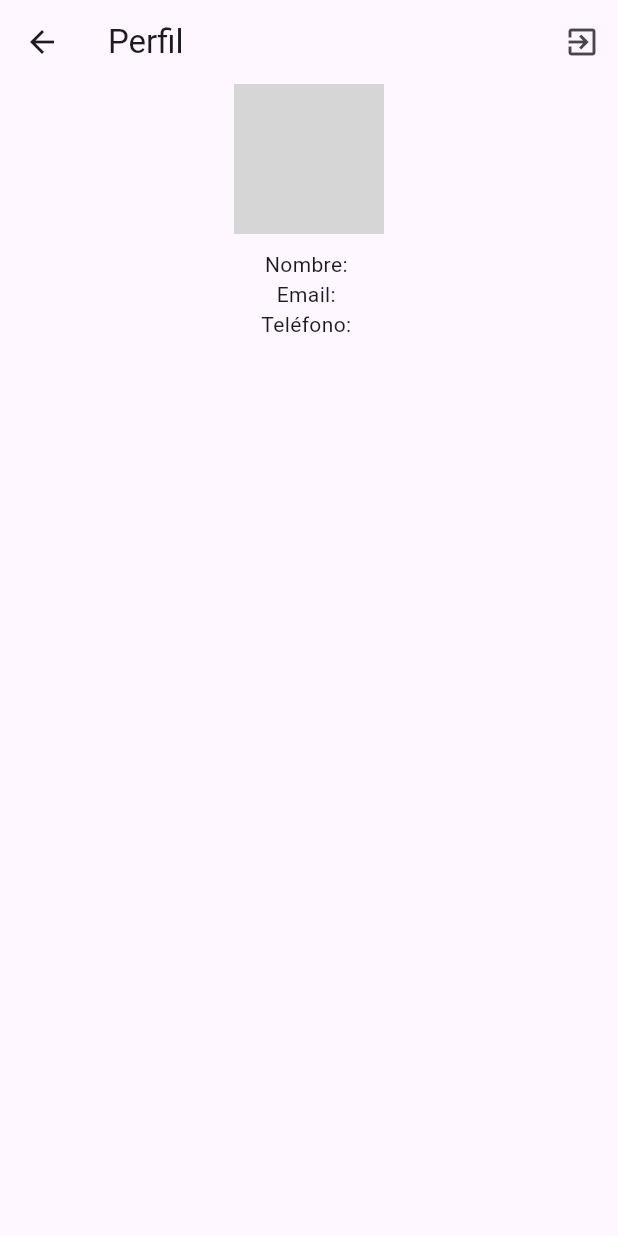
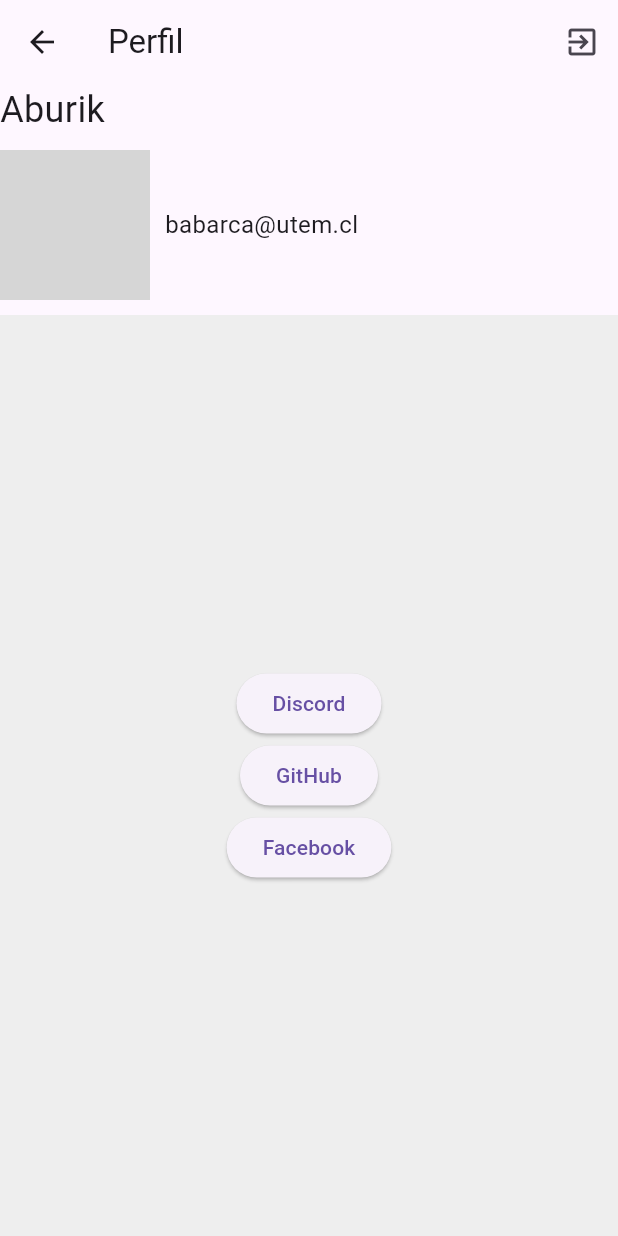
Before and after one commit to TSSW2024/Sprint-5-Frontend, a Flutter app: the ProfileScreen screen opened directly, on a phone screen of 412 x 824 dp. Run offline on Flutter 3.47's test engine with Material 3 defaults, Android fonts, the phone set to English and light mode, and no system bars; our stand-ins replace flutter_svg; network calls fail; grey boxes are pictures that could not be loaded.

Commit message:
Cambios en la vista de perfil y en la topbar: Creacion de datos locales de perfil, para facilitar el desarrollo de la vista, creacion de una topbar nueva, con un boton que redirecciona a la vista de perfil de usuario.

```diff
--- a/lib/models/profile.model.dart
+++ b/lib/models/profile.model.dart
@@ -1,45 +1,69 @@
 class Profile {
-  final String? name;
-  final String? email;
-  final String? phone;
-  final String? photoUrl;
-  final String role;
+  final String name;
+  final String email;
+  final String imageUrl;
+  final String discordLink;
+  final String githubLink;
+  final String facebookLink;
 
-  // Constructores
   Profile({
-    String? name,
-    String? email,
-    String? phone,
-    String? photoUrl,
-  })  : email = email ?? 'No disponible',
-        name = name ?? 'No disponible',
-        phone = phone ?? 'No disponible',
-        photoUrl = photoUrl ??
-            'https://firebasestorage.googleapis.com/v0/b/lumo-ghub.appspot.com/o/users_profile%2Fb0fpiXJ9qhYywvKd5AOHehw2WwU2%2FimgProfile.gif?alt=media',
-        role = 'client';
+    required this.name,
+    required this.email,
+    required this.imageUrl,
+    required String phone,
+    required String photoUrl,
+    required this.discordLink,
+    required this.githubLink,
+    required this.facebookLink,
+    });
+}
 
-  // Método para convertir un documento de Firestore en un objeto Profile
-  factory Profile.fromFirestore(Map<String, dynamic> data) {
-    return Profile(
-      name: data['name'],
-      email: data['email'],
-      phone: data['phone'],
-      photoUrl: data['photoUrl'],
-    );
-  }
 
-  // Convertir un objeto Profile a un documento de Firestore
-  Map<String, dynamic> toFirestore() {
-    return {
-      'name': name,
-      'email': email,
-      'phone': phone,
-      'photoUrl': photoUrl,
-    };
-  }
 
-  @override
-  String toString() {
-    return 'Profile(name: $name \n, email: $email \n, phone: $phone \n, photoUrl: $photoUrl \n, role: $role)';
-  }
-}
+
+
+// class Profile {
+//   final String? name;
+//   final String? email;
+//   final String? phone;
+//   final String? photoUrl;
+//   final String role;
+
+//   // Constructores
+//   Profile({
+//     String? name,
+//     String? email,
+//     String? phone,
+//     String? photoUrl,
+//   })  : email = email ?? 'No disponible',
+//         name = name ?? 'No disponible',
+//         phone = phone ?? 'No disponible',
+//         photoUrl = photoUrl ??
+//             'https://firebasestorage.googleapis.com/v0/b/lumo-ghub.appspot.com/o/users_profile%2Fb0fpiXJ9qhYywvKd5AOHehw2WwU2%2FimgProfile.gif?alt=media',
+//         role = 'client';
+
+//   // Método para convertir un documento de Firestore en un objeto Profile
+//   factory Profile.fromFirestore(Map<String, dynamic> data) {
+//     return Profile(
+//       name: data['name'],
+//       email: data['email'],
+//       phone: data['phone'],
+//       photoUrl: data['photoUrl'],
+//     );
+//   }
+
+//   // Convertir un objeto Profile a un documento de Firestore
+//   Map<String, dynamic> toFirestore() {
+//     return {
+//       'name': name,
+//       'email': email,
+//       'phone': phone,
+//       'photoUrl': photoUrl,
+//     };
+//   }
+
+//   @override
+//   String toString() {
+//     return 'Profile(name: $name \n, email: $email \n, phone: $phone \n, photoUrl: $photoUrl \n, role: $role)';
+//   }
+// }
--- a/lib/services/profile.service.dart
+++ b/lib/services/profile.service.dart
@@ -10,7 +10,7 @@ class ProfileService {
       name: 'Admin',
       email: 'admin@utem.cl',
       phone: '123456789',
-      photoUrl: 'https://example.com/profile_photo.jpg', // Sample photo URL
+      photoUrl: 'https://example.com/profile_photo.jpg', imageUrl: '', discordLink: '', githubLink: '', facebookLink: '', // Sample photo URL
     );
   }
 }
--- a/lib/viewmodels/profile.viewmodel.dart
+++ b/lib/viewmodels/profile.viewmodel.dart
@@ -1,45 +1,65 @@
+import 'package:ejemplo_1/services/profile.service.dart';
 import 'package:flutter/material.dart';
 import '../models/profile.model.dart';
-import '../services/profile.service.dart';
+//import '../services/profile.service.dart';
+
 
 class ProfileViewModel extends ChangeNotifier {
-  final ProfileService _profileService;
+  Profile _profile = Profile(name: 'Aburik', email: 'babarca@utem.cl', imageUrl: 'https://pbs.twimg.com/media/GKQGCy7W8AAzYXT?format=png&name=small', phone: '', photoUrl: '', discordLink: 'https://discord.com/usuario', githubLink: 'https://github.com/TSSW2024', facebookLink: 'https://facebook.com/usuario');
 
-  ProfileViewModel(this._profileService);
+  ProfileViewModel(ProfileService profileService);
 
-  Profile? _currentProfile;
-  bool _isLoading = false;
-  String? _errorMessage;
+  Profile get profile => _profile;
 
-  bool get isLoading => _isLoading;
-  String? get errorMessage => _errorMessage;
-  Profile? get profile => _currentProfile;
+  get errorMessage => null;
 
-  Future<void> loadProfile() async {
-    _startLoading();
+  bool? get isLoading => null;
 
-    try {
-      _currentProfile = await _profileService.fetchUserProfile();
-      _errorMessage = null;
-    } catch (e) {
-      _handleError('Error al cargar el perfil');
-    } finally {
-      _stopLoading();
-    }
-  }
-
-  void _startLoading() {
-    _isLoading = true;
+  void updateProfile(Profile profile) {
+    _profile = profile;
     notifyListeners();
   }
+}
 
-  void _stopLoading() {
-    _isLoading = false;
-    notifyListeners();
-  }
 
-  void _handleError(String message) {
-    _errorMessage = message;
-    _stopLoading();
-  }
-}
+// class ProfileViewModel extends ChangeNotifier {
+//   final ProfileService _profileService;
+
+//   ProfileViewModel(this._profileService);
+
+//   Profile? _currentProfile;
+//   bool _isLoading = false;
+//   String? _errorMessage;
+
+//   bool get isLoading => _isLoading;
+//   String? get errorMessage => _errorMessage;
+//   Profile? get profile => _currentProfile;
+
+//   Future<void> loadProfile() async {
+//     _startLoading();
+
+//     try {
+//       _currentProfile = await _profileService.fetchUserProfile();
+//       _errorMessage = null;
+//     } catch (e) {
+//       _handleError('Error al cargar el perfil');
+//     } finally {
+//       _stopLoading();
+//     }
+//   }
+
+//   void _startLoading() {
+//     _isLoading = true;
+//     notifyListeners();
+//   }
+
+//   void _stopLoading() {
+//     _isLoading = false;
+//     notifyListeners();
+//   }
+
+//   void _handleError(String message) {
+//     _errorMessage = message;
+//     _stopLoading();
+//   }
+// }
--- a/lib/views/profile/profile.screen.dart
+++ b/lib/views/profile/profile.screen.dart
@@ -1,5 +1,7 @@
+// ignore_for_file: unnecessary_null_comparison
 import 'package:flutter/material.dart';
 import 'package:provider/provider.dart';
+import 'package:url_launcher/url_launcher_string.dart';
 import '../../viewmodels/profile.viewmodel.dart';
 import '../../viewmodels/auth.viewmodel.dart';
 
@@ -28,44 +30,77 @@ class ProfileScreenState extends State<ProfileScreen> {
         ],
       ),
       body: Center(
-        child: buildBody(authViewModel, profileViewModel),
+        child: buildProfileSection(profileViewModel),
       ),
     );
   }
 
-  Widget buildBody(
-      AuthViewModel authViewModel, ProfileViewModel profileViewModel) {
-    if (authViewModel.isLoading) {
-      // Show a loading spinner while authentication is in progress
-      return const CircularProgressIndicator();
-    } else if (authViewModel.errorMessage != null) {
-      // Display the authentication error message
-      return Text(authViewModel.errorMessage!);
-    } else {
-      // Authentication is successful
-      return buildProfileSection(profileViewModel);
+  Widget buildBody(AuthViewModel authViewModel, ProfileViewModel profileViewModel) {
+    return Column(
+      children: <Widget>[
+        Text('Nombre: ${profileViewModel.profile.name}'),
+        Text('Email: ${profileViewModel.profile.email}'),
+        Image.network(profileViewModel.profile.imageUrl),
+      ],
+    );
   }
   }
 
 Widget buildProfileSection(ProfileViewModel profileViewModel) {
-    if (profileViewModel.isLoading) {
+  if (profileViewModel.isLoading != null && profileViewModel.isLoading!) {
     // Show a loading spinner while profile is loading
     return const CircularProgressIndicator();
   } else if (profileViewModel.errorMessage != null) {
     // Display the profile error message
     return Text(profileViewModel.errorMessage!);
   } else if (profileViewModel.profile != null) {
-      // Display profile information
   return Column(
+    crossAxisAlignment: CrossAxisAlignment.start,
+    children: [
+      Text(
+        profileViewModel.profile.name,
+        style: const TextStyle(fontSize: 24),
+      ),
+      const SizedBox(height: 10),
+      Row(
         children: [
           CircleAvatar(
             radius: 50,
-            backgroundImage: NetworkImage(profileViewModel.profile!.photoUrl!),
+            backgroundImage: NetworkImage(profileViewModel.profile.imageUrl),
           ),
-          const SizedBox(height: 10), // Space between elements
-          Text('Nombre: ${profileViewModel.profile!.name}'),
-          Text('Email: ${profileViewModel.profile!.email}'),
-          Text('Teléfono: ${profileViewModel.profile!.phone}'),
+          const SizedBox(width: 10),
+          Expanded(
+            child: Text(
+              profileViewModel.profile.email,
+              style: const TextStyle(fontSize: 16),
+            ),
+          ),
+        ],
+      ),
+      const SizedBox(height: 10),
+      Expanded(
+        child: Container(
+          color: Colors.grey[200],
+          width: double.infinity,
+          child: Column(
+            mainAxisAlignment: MainAxisAlignment.center,
+            children: [
+              ElevatedButton(
+                onPressed: () => launchUrlString(profileViewModel.profile.discordLink),
+                child: const Text('Discord'),
+              ),
+              ElevatedButton(
+                onPressed: () => launchUrlString(profileViewModel.profile.githubLink),
+                child: const Text('GitHub'),
+              ),
+              ElevatedButton(
+                onPressed: () => launchUrlString(profileViewModel.profile.facebookLink),
+                child: const Text('Facebook'),
+              ),
+            ],
+          ),
+        ),
+      ),
     ],
   );
 } else {
@@ -73,4 +108,3 @@ class ProfileScreenState extends State<ProfileScreen> {
   return const Text('Perfil no disponible');
 }
 }
-}
```
Also changed, not shown: lib/views/home/home.screen.dart (+18 -0 lines), pubspec.lock. Lines whose indentation alone changed are shown as unchanged.
